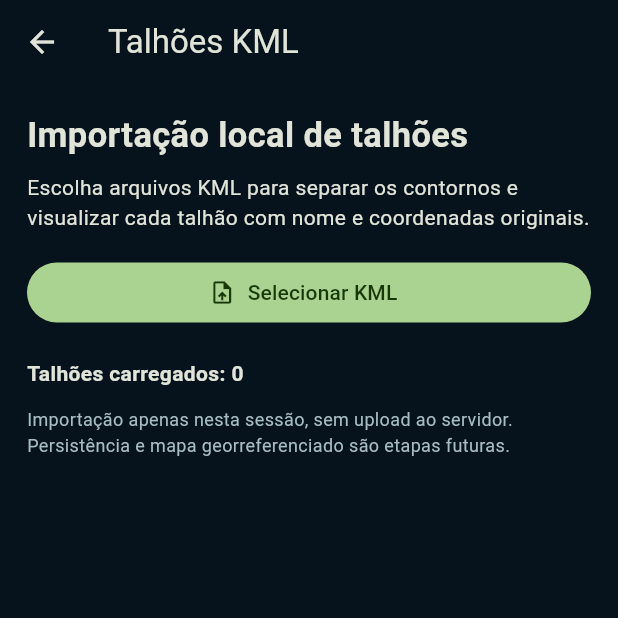
After one commit to agrospraypulverizacoes-dot/smart-atlantic-mobile, a Flutter app: the KmlImportPage screen opened directly, after a tap on "Selecionar KML", on a phone screen of 412 x 824 dp, the top half of it. The commit adds this screen. Run offline on Flutter 3.47's test engine with Material 3 defaults, Android fonts, the phone set to English and light mode, and no system bars; our stand-ins replace file_picker, material_ui; statements that could not run were skipped.

Commit message:
feat(flutter): import multi-plot KML files for local boundary previews

```diff
--- /dev/null
+++ b/flutter_app/lib/src/plots/kml_import_page.dart
@@ -0,0 +1,162 @@
+import 'dart:convert';
+import 'dart:math' as math;
+
+import 'package:file_picker/file_picker.dart';
+import 'package:material_ui/material_ui.dart';
+import 'kml_parser.dart';
+
+class KmlImportPage extends StatefulWidget {
+  const KmlImportPage({super.key});
+  @override
+  State<KmlImportPage> createState() => _KmlImportPageState();
+}
+
+class _KmlImportPageState extends State<KmlImportPage> {
+  final _plots = <KmlPlot>[];
+  bool _loading = false;
+  String? _error;
+  int _selection = 0;
+
+  Future<void> _chooseKml() async {
+    if (_loading) return;
+    setState(() { _loading = true; _error = null; });
+    try {
+      final files = await FilePicker.pickFiles(
+        type: FileType.custom,
+        allowedExtensions: ['kml'],
+      );
+      final found = <KmlPlot>[];
+      final failures = <String>[];
+      for (final file in files) {
+        try {
+          if (!file.name.toLowerCase().endsWith('.kml') ||
+              file.size > 5 * 1024 * 1024) {
+            throw const FormatException('Arquivo não é KML ou excede 5 MB.');
+          }
+          final data = await file.readAsBytes();
+          found.addAll(readKmlPlots(utf8.decode(data), file.name));
+        } catch (error) {
+          failures.add([file.name, error.toString()].join(': '));
+        }
+      }
+      if (!mounted) return;
+      setState(() {
+        _plots.addAll(found);
+        _error = failures.isEmpty ? null : failures.join('\n');
+      });
+    } catch (error) {
+      if (mounted) setState(() => _error = error.toString());
+    } finally {
+      if (mounted) setState(() => _loading = false);
+    }
+  }
+
+  @override
+  Widget build(BuildContext context) {
+    final count = _plots.length;
+    final selected = _plots.isEmpty ? null : _plots[_selection];
+    return Scaffold(
+      appBar: AppBar(title: const Text('Talhões KML')),
+      body: ListView(
+        padding: const EdgeInsets.all(18),
+        children: [
+          const Text('Importação local de talhões',
+            style: TextStyle(fontSize: 23, fontWeight: FontWeight.bold)),
+          const SizedBox(height: 8),
+          const Text('Escolha arquivos KML para separar os contornos e '
+              'visualizar cada talhão com nome e coordenadas originais.'),
+          const SizedBox(height: 16),
+          FilledButton.icon(
+            key: const Key('choose-kml'),
+            onPressed: _loading ? null : _chooseKml,
+            icon: const Icon(Icons.upload_file_outlined),
+            label: Text(_loading ? 'Importando...' : 'Selecionar KML'),
+          ),
+          if (_error != null) ...[
+            const SizedBox(height: 12),
+            Text(_error!, style: const TextStyle(color: Color(0xFFFF958D))),
+          ],
+          const SizedBox(height: 20),
+          Text('Talhões carregados: $count',
+            style: const TextStyle(fontWeight: FontWeight.bold)),
+          if (selected != null) ...[
+            const SizedBox(height: 16),
+            Text(selected.name,
+              style: const TextStyle(fontSize: 18, fontWeight: FontWeight.bold)),
+            const SizedBox(height: 10),
+            Container(
+              height: 230,
+              color: const Color(0xFF142A34),
+              child: CustomPaint(
+                painter: _BoundaryPainter(selected),
+                child: const SizedBox.expand(),
+              ),
+            ),
+            const SizedBox(height: 8),
+            const Text('Prévia geométrica local sem mapa de fundo. '
+              'Ainda não corresponde a uma missão de voo.',
+              style: TextStyle(fontSize: 12, color: Color(0xFFA6BDC1))),
+            const SizedBox(height: 12),
+            for (var i = 0; i < _plots.length; i++)
+              ListTile(
+                selected: i == _selection,
+                leading: const Icon(Icons.map_outlined),
+                title: Text(_plots[i].name),
+                subtitle: Text(_plots[i].source),
+                onTap: () => setState(() => _selection = i),
+              ),
+            OutlinedButton(
+              onPressed: () => setState(() {
+                _plots.clear(); _selection = 0; _error = null;
+              }),
+              child: const Text('Limpar sessão'),
+            ),
+          ],
+          const SizedBox(height: 12),
+          const Text('Importação apenas nesta sessão, sem upload ao servidor. '
+            'Persistência e mapa georreferenciado são etapas futuras.',
+            style: TextStyle(fontSize: 12, color: Color(0xFFA6BDC1))),
+        ],
+      ),
+    );
+  }
+}
+
+class _BoundaryPainter extends CustomPainter {
+  const _BoundaryPainter(this.plot);
+  final KmlPlot plot;
+  @override
+  void paint(Canvas canvas, Size size) {
+    final ring = plot.ring;
+    if (ring.length < 4 || size.isEmpty) return;
+    final west = ring.map((v) => v.longitude).reduce(math.min);
+    final east = ring.map((v) => v.longitude).reduce(math.max);
+    final south = ring.map((v) => v.latitude).reduce(math.min);
+    final north = ring.map((v) => v.latitude).reduce(math.max);
+    final factor = math.cos((north + south) * math.pi / 360).abs();
+    final width = (east - west) * factor;
+    final height = north - south;
+    final scale = math.min((size.width - 28) / math.max(width, 1e-9),
+      (size.height - 28) / math.max(height, 1e-9));
+    final x0 = (size.width - width * scale) / 2;
+    final y0 = (size.height - height * scale) / 2;
+    Offset xy(KmlVertex v) => Offset(
+      x0 + (v.longitude - west) * factor * scale,
+      size.height - y0 - (v.latitude - south) * scale,
+    );
+    final initial = xy(ring.first);
+    final outline = Path()..moveTo(initial.dx, initial.dy);
+    for (final point in ring.skip(1)) {
+      final pt = xy(point);
+      outline.lineTo(pt.dx, pt.dy);
+    }
+    outline.close();
+    canvas.drawPath(outline, Paint()
+      ..style = PaintingStyle.stroke
+      ..strokeWidth = 2
+      ..color = const Color(0xFF67C23A));
+  }
+  @override
+  bool shouldRepaint(covariant _BoundaryPainter previous) =>
+      previous.plot != plot;
+}
--- /dev/null
+++ b/flutter_app/lib/src/plots/kml_parser.dart
@@ -0,0 +1,100 @@
+import 'package:xml/xml.dart';
+
+class KmlVertex {
+  const KmlVertex(this.latitude, this.longitude);
+  final double latitude;
+  final double longitude;
+  bool sameAs(KmlVertex other) =>
+      latitude == other.latitude && longitude == other.longitude;
+}
+
+class KmlPlot {
+  const KmlPlot(this.name, this.source, this.ring);
+  final String name;
+  final String source;
+  final List<KmlVertex> ring;
+}
+
+XmlElement? _find(XmlElement node, String name) {
+  for (final child in node.descendants.whereType<XmlElement>()) {
+    if (child.name.local == name) return child;
+  }
+  return null;
+}
+
+List<KmlVertex> _ring(String text) {
+  final points = <KmlVertex>[];
+  for (final token in text.trim().split(RegExp(r'\s+'))) {
+    if (token.isEmpty) continue;
+    final values = token.split(',');
+    if (values.length < 2) {
+      throw const FormatException('Coordenadas KML incompletas.');
+    }
+    final lon = double.tryParse(values[0]);
+    final lat = double.tryParse(values[1]);
+    if (lat == null || lon == null || !lat.isFinite || !lon.isFinite ||
+        lat.abs() > 90 || lon.abs() > 180) {
+      throw const FormatException('Coordenada WGS84 inválida.');
+    }
+    points.add(KmlVertex(lat, lon));
+  }
+  if (points.length > 1 && points.first.sameAs(points.last)) {
+    points.removeLast();
+  }
+  if (points.map((p) => (p.latitude, p.longitude)).toSet().length < 3) {
+    throw const FormatException('Talhão precisa de três vértices distintos.');
+  }
+  return List.unmodifiable([...points, points.first]);
+}
+
+/// Leitura local para prévia. Não envia o talhão à API nem ao drone.
+List<KmlPlot> readKmlPlots(String source, String fileName) {
+  if (source.length > 5 * 1024 * 1024) {
+    throw const FormatException('KML maior que 5 MB.');
+  }
+  late final XmlDocument doc;
+  try {
+    doc = XmlDocument.parse(source);
+  } on XmlException {
+    throw const FormatException('XML inválido.');
+  }
+  if (doc.rootElement.name.local != 'kml') {
+    throw const FormatException('O documento não é KML.');
+  }
+  final plots = <KmlPlot>[];
+  for (final placemark in doc.descendants.whereType<XmlElement>()) {
+    if (placemark.name.local != 'Placemark') continue;
+    String name = 'Talhão sem nome';
+    for (final child in placemark.children.whereType<XmlElement>()) {
+      if (child.name.local == 'name' && child.innerText.trim().isNotEmpty) {
+        name = child.innerText.trim();
+        break;
+      }
+    }
+    final polygons = placemark.descendants.whereType<XmlElement>()
+        .where((p) => p.name.local == 'Polygon').toList();
+    final geometries = polygons.isNotEmpty
+        ? polygons
+        : placemark.descendants.whereType<XmlElement>()
+            .where((p) => p.name.local == 'LineString').toList();
+    for (var i = 0; i < geometries.length; i++) {
+      final geometry = geometries[i];
+      final outer = geometry.name.local == 'Polygon'
+          ? _find(geometry, 'outerBoundaryIs') : geometry;
+      final coordinates = outer == null ? null : _find(outer, 'coordinates');
+      if (coordinates == null) {
+        throw FormatException('Talhão sem coordenadas: $name.');
+      }
+      plots.add(KmlPlot(
+        geometries.length == 1 ? name :
+            [name, (i + 1).toString()].join(' / '),
+        fileName,
+        _ring(coordinates.innerText),
+      ));
+    }
+  }
+  if (plots.isEmpty) {
+    throw const FormatException('Nenhum talhão encontrado.');
+  }
+  return List.unmodifiable(plots);
+}
--- a/flutter_app/lib/src/ui/smartfarm_app.dart
+++ b/flutter_app/lib/src/ui/smartfarm_app.dart
@@ -1,5 +1,6 @@
 import 'package:material_ui/material_ui.dart';
 import '../data/smartfarm_api.dart';
+import '../plots/kml_import_page.dart';
 
 const _background = Color(0xFF07131C);
 const _card = Color(0xFF142A34);
@@ -308,6 +309,17 @@ class _SmartFarmHomeState extends State<_SmartFarmHome> {
           style: TextStyle(fontSize: 17, fontWeight: FontWeight.w900),
         ),
         actions: [
+          if (_tab == 1)
+            IconButton(
+              key: const Key('import-kml'),
+              tooltip: 'Importar KML',
+              onPressed: () => Navigator.of(context).push(
+                MaterialPageRoute<void>(
+                  builder: (_) => const KmlImportPage(),
+                ),
+              ),
+              icon: const Icon(Icons.upload_file_outlined),
+            ),
           if (_tab >= 1 && _tab <= 3)
             IconButton(
               key: const Key('reload'),
```
Also changed, not shown: 1 other file.
